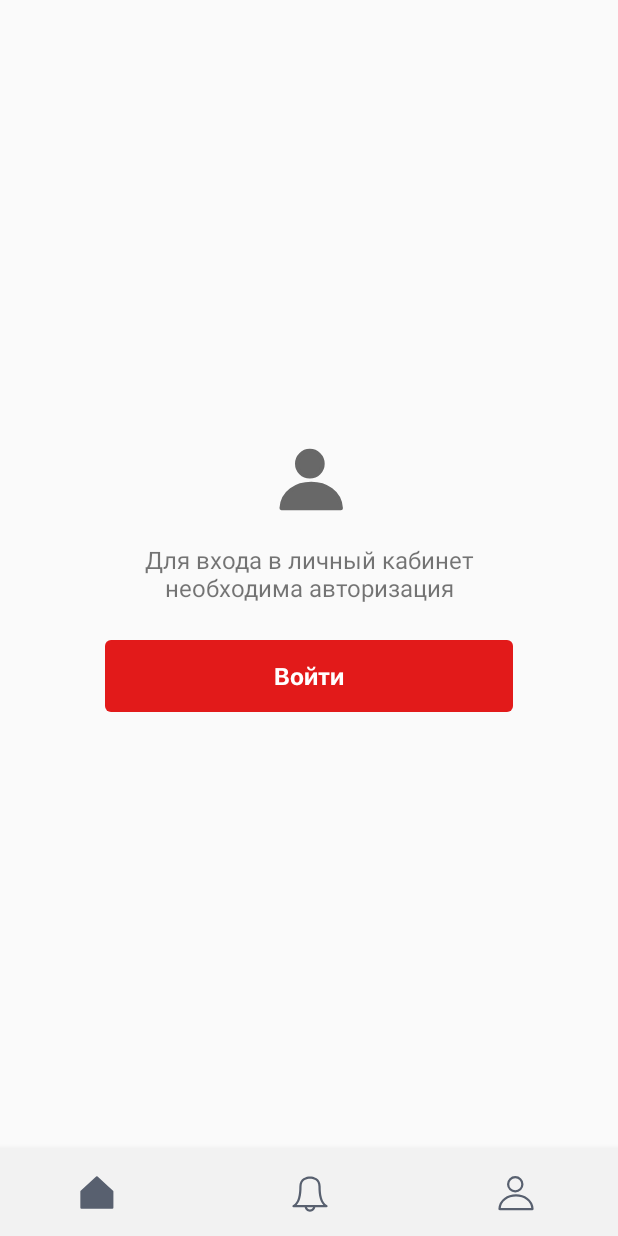
After one commit to GitHack10/EduEdu, an Android app: the fragment ProfileFragment placed in its activity, on a phone screen of 412 x 824 dp. The commit adds this screen. Run offline under Robolectric (Android 15) with nearby library versions, the phone set to English and light mode, and no system bars; our stand-ins replace RxJava, Timber; libraries missing offline, so code that uses them is left out: com.arellomobile.mvp, com.jakewharton.threetenabp, org.jetbrains.anko, ru.terrakok.cicerone; 2 statements that could not run were skipped.

Commit message:
добавил экран "Профиль"

```diff
--- a/app/src/main/java/ru/rzd/eduedu/di/global/AppComponent.kt
+++ b/app/src/main/java/ru/rzd/eduedu/di/global/AppComponent.kt
@@ -10,6 +10,7 @@ import ru.rzd.eduedu.di.global.modules.NetworkModule
 import ru.rzd.eduedu.di.screens.home.HomeComponent
 import ru.rzd.eduedu.di.screens.main.MainComponent
 import ru.rzd.eduedu.di.screens.notifications.NotificationsComponent
+import ru.rzd.eduedu.di.screens.profile.ProfileComponent
 import ru.rzd.eduedu.presentation.global.base.BaseActivity
 import javax.inject.Singleton
 
@@ -28,6 +29,7 @@ interface AppComponent {
     fun mainComponentBuilder(): MainComponent.Builder
     fun homeComponentBuilder(): HomeComponent.Builder
     fun notificationComponentBuilder(): NotificationsComponent.Builder
+    fun profileComponentBuilder(): ProfileComponent.Builder
 
     @Component.Builder
     interface Builder {
--- /dev/null
+++ b/app/src/main/java/ru/rzd/eduedu/di/screens/profile/ProfileComponent.kt
@@ -0,0 +1,17 @@
+package ru.rzd.eduedu.di.screens.profile
+
+import dagger.Subcomponent
+import ru.rzd.eduedu.di.global.scopes.FragmentScope
+import ru.rzd.eduedu.presentation.screens.main.home.ui.HomeFragment
+import ru.rzd.eduedu.presentation.screens.main.profile.ui.ProfileFragment
+
+@Subcomponent
+@FragmentScope
+interface ProfileComponent {
+    fun inject(fragment: ProfileFragment)
+
+    @Subcomponent.Builder
+    interface Builder {
+        fun build(): ProfileComponent
+    }
+}
--- a/app/src/main/java/ru/rzd/eduedu/presentation/global/Screens.kt
+++ b/app/src/main/java/ru/rzd/eduedu/presentation/global/Screens.kt
@@ -2,6 +2,7 @@ package ru.rzd.eduedu.presentation.global
 
 import ru.rzd.eduedu.presentation.screens.main.home.ui.HomeFragment
 import ru.rzd.eduedu.presentation.screens.main.notifications.ui.NotificationsFragment
+import ru.rzd.eduedu.presentation.screens.main.profile.ui.ProfileFragment
 import ru.terrakok.cicerone.android.support.SupportAppScreen
 
 /** Created by Kamil Abdulatipov on 27.09.2019.
@@ -20,7 +21,9 @@ object Screens {
         override fun getFragment() = NotificationsFragment()
     }
 
+    object ProfileScreen : SupportAppScreen() {
+        override fun getFragment() = ProfileFragment()
+    }
+
     object BasketScreen : SupportAppScreen()
-
-    object ProfileScreen : SupportAppScreen()
 }
--- a/app/src/main/java/ru/rzd/eduedu/presentation/screens/main/mvp/MainPresenter.kt
+++ b/app/src/main/java/ru/rzd/eduedu/presentation/screens/main/mvp/MainPresenter.kt
@@ -36,7 +36,7 @@ class MainPresenter @Inject constructor(
 
     fun onProfileClicked() {
         if (selectedScreen != PROFILE_TAB) {
-//            router.newRootScreen(Screens.ProfileScreen)
+            router.newRootScreen(Screens.ProfileScreen)
         }
         selectedScreen = PROFILE_TAB
     }
--- a/app/src/main/java/ru/rzd/eduedu/presentation/screens/main/notifications/ui/NotificationsFragment.kt
+++ b/app/src/main/java/ru/rzd/eduedu/presentation/screens/main/notifications/ui/NotificationsFragment.kt
@@ -5,15 +5,12 @@ import android.view.View
 import androidx.core.view.isVisible
 import com.arellomobile.mvp.presenter.InjectPresenter
 import com.arellomobile.mvp.presenter.ProvidePresenter
-import kotlinx.android.synthetic.main.fragment_home.*
 import kotlinx.android.synthetic.main.fragment_notification.*
 import kotlinx.android.synthetic.main.loading_notification_empty.*
-import kotlinx.android.synthetic.main.toolbar.*
 import org.jetbrains.anko.support.v4.toast
 import ru.rzd.eduedu.App
 import ru.rzd.eduedu.R
 import ru.rzd.eduedu.domain.global.models.Notification
-import ru.rzd.eduedu.domain.global.models.Restaurant
 import ru.rzd.eduedu.presentation.global.base.BaseFragment
 import ru.rzd.eduedu.presentation.screens.main.notifications.mvp.NotificationsPresenter
 import ru.rzd.eduedu.presentation.screens.main.notifications.mvp.NotificationsView
--- /dev/null
+++ b/app/src/main/java/ru/rzd/eduedu/presentation/screens/main/profile/mvp/ProfilePresenter.kt
@@ -0,0 +1,22 @@
+package ru.rzd.eduedu.presentation.screens.main.profile.mvp
+
+import com.arellomobile.mvp.InjectViewState
+import ru.rzd.eduedu.di.global.scopes.FragmentScope
+import ru.rzd.eduedu.presentation.global.base.BasePresenter
+import ru.terrakok.cicerone.Router
+import javax.inject.Inject
+
+@InjectViewState
+@FragmentScope
+class ProfilePresenter @Inject constructor(
+    private val router: Router
+) : BasePresenter<ProfileView>(router) {
+
+    override fun onFirstViewAttach() {
+        super.onFirstViewAttach()
+    }
+
+    fun onSignInClicked() {
+
+    }
+}
--- /dev/null
+++ b/app/src/main/java/ru/rzd/eduedu/presentation/screens/main/profile/mvp/ProfileView.kt
@@ -0,0 +1,15 @@
+package ru.rzd.eduedu.presentation.screens.main.profile.mvp
+
+import com.arellomobile.mvp.MvpView
+import com.arellomobile.mvp.viewstate.strategy.AddToEndSingleStrategy
+import com.arellomobile.mvp.viewstate.strategy.OneExecutionStateStrategy
+import com.arellomobile.mvp.viewstate.strategy.StateStrategyType
+
+@StateStrategyType(AddToEndSingleStrategy::class)
+interface ProfileView : MvpView {
+    fun showProgress(show: Boolean)
+    fun showContentLayout(show: Boolean)
+
+    @StateStrategyType(OneExecutionStateStrategy::class)
+    fun showError(show: Boolean, message: String = "")
+}
--- /dev/null
+++ b/app/src/main/java/ru/rzd/eduedu/presentation/screens/main/profile/ui/ProfileFragment.kt
@@ -0,0 +1,60 @@
+package ru.rzd.eduedu.presentation.screens.main.profile.ui
+
+import android.os.Bundle
+import android.view.View
+import com.arellomobile.mvp.presenter.InjectPresenter
+import com.arellomobile.mvp.presenter.ProvidePresenter
+import org.jetbrains.anko.support.v4.toast
+import ru.rzd.eduedu.App
+import ru.rzd.eduedu.R
+import ru.rzd.eduedu.presentation.global.base.BaseFragment
+import ru.rzd.eduedu.presentation.screens.main.profile.mvp.ProfilePresenter
+import ru.rzd.eduedu.presentation.screens.main.profile.mvp.ProfileView
+import javax.inject.Inject
+
+class ProfileFragment : BaseFragment(), ProfileView, View.OnClickListener {
+    override val layoutRes: Int = R.layout.fragment_profile
+
+    @Inject
+    @InjectPresenter
+    lateinit var presenter: ProfilePresenter
+
+    @ProvidePresenter fun providePresenter() = presenter
+
+    override fun onCreate(savedInstanceState: Bundle?) {
+        App.componentManager.appComponent
+            .profileComponentBuilder()
+            .build()
+            .inject(this)
+        super.onCreate(savedInstanceState)
+    }
+
+    override fun onViewCreated(view: View, savedInstanceState: Bundle?) {
+        super.onViewCreated(view, savedInstanceState)
+        initViews()
+    }
+
+    private fun initViews() {
+        setupToolbar(getString(R.string.menu_profile))
+    }
+
+    override fun onClick(v: View?) {
+        when (v?.id) {
+            R.id.signInButton -> presenter.onSignInClicked()
+        }
+    }
+
+    override fun showProgress(show: Boolean) {
+//        profileProgress.isVisible = show // TODO
+    }
+
+    override fun showContentLayout(show: Boolean) {
+//        profileContainer.isVisible = show  // TODO
+    }
+
+    override fun showError(show: Boolean, message: String) {
+        if (show) toast("Ошбика загрузки данных")
+    }
+
+    override fun onBackPressed() = presenter.onBackPressed()
+}
--- /dev/null
+++ b/app/src/main/res/drawable/button_disabled.xml
@@ -0,0 +1,5 @@
+<?xml version="1.0" encoding="utf-8"?>
+<shape xmlns:android="http://schemas.android.com/apk/res/android">
+    <solid android:color="@color/colorButtonDisabled" />
+    <corners android:radius="@dimen/radius_normal" />
+</shape>
--- /dev/null
+++ b/app/src/main/res/drawable/button_enabled.xml
@@ -0,0 +1,5 @@
+<?xml version="1.0" encoding="utf-8"?>
+<shape xmlns:android="http://schemas.android.com/apk/res/android">
+    <solid android:color="@color/colorAccent" />
+    <corners android:radius="@dimen/radius_normal" />
+</shape>
--- /dev/null
+++ b/app/src/main/res/layout/fragment_profile.xml
@@ -0,0 +1,52 @@
+<?xml version="1.0" encoding="utf-8"?>
+<android.support.constraint.ConstraintLayout xmlns:android="http://schemas.android.com/apk/res/android"
+    xmlns:app="http://schemas.android.com/apk/res-auto"
+    android:layout_width="match_parent"
+    android:layout_height="match_parent"
+    android:orientation="vertical">
+
+    <include
+        android:id="@+id/notificationToolbar"
+        layout="@layout/toolbar"/>
+
+    <LinearLayout
+        android:layout_width="match_parent"
+        android:layout_height="wrap_content"
+        android:padding="54dp"
+        android:orientation="vertical"
+        android:gravity="center"
+        app:layout_constraintStart_toStartOf="parent"
+        app:layout_constraintEnd_toEndOf="parent"
+        app:layout_constraintTop_toTopOf="parent"
+        app:layout_constraintBottom_toBottomOf="parent">
+
+        <ImageView
+            android:layout_width="54dp"
+            android:layout_height="54dp"
+            android:src="@drawable/ic_profile_active"/>
+
+        <TextView
+            android:layout_width="match_parent"
+            android:layout_height="wrap_content"
+            android:layout_marginTop="@dimen/normal_margin"
+            android:gravity="center"
+            android:textSize="@dimen/text_premid"
+            android:text="@string/profile_message" />
+
+        <Button
+            android:id="@+id/signInButton"
+            android:layout_width="match_parent"
+            android:layout_height="wrap_content"
+            android:layout_marginTop="24dp"
+            android:layout_marginStart="@dimen/normal_margin"
+            android:layout_marginEnd="@dimen/normal_margin"
+            android:background="@drawable/button_enabled"
+            android:enabled="false"
+            android:fontFamily="@font/sf_pro_display_bold"
+            android:text="@string/profile_sign_in"
+            android:textAllCaps="false"
+            android:textColor="@android:color/white"
+            android:textSize="@dimen/text_premid"
+            style="?android:attr/borderlessButtonStyle" />
+    </LinearLayout>
+</android.support.constraint.ConstraintLayout>
--- a/app/src/main/res/values/strings.xml
+++ b/app/src/main/res/values/strings.xml
@@ -14,10 +14,14 @@
     <string name="menu_basket">Корзина</string>
     <string name="menu_profile">Профиль</string>
 
-    <!-- Home -->
+    <!-- Home Screen -->
     <string name="open_restaurants">Доступные заведения</string>
     <string name="search_hint">Введите название блюда</string>
 
-    <!-- Notifications -->
+    <!-- Notifications Screen -->
     <string name="notifications_empty_error">У вас пока нет уведомлений</string>
+
+    <!-- Profile Screen -->
+    <string name="profile_message">Для входа в личный кабинет необходима авторизация</string>
+    <string name="profile_sign_in">Войти</string>
 </resources>
```
